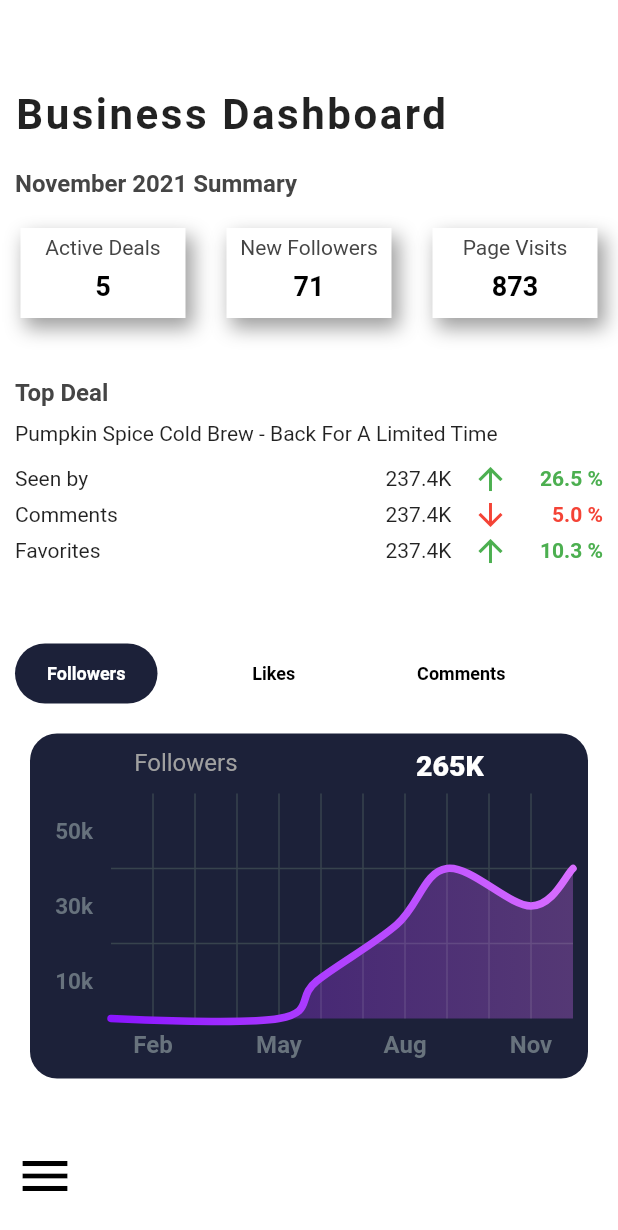
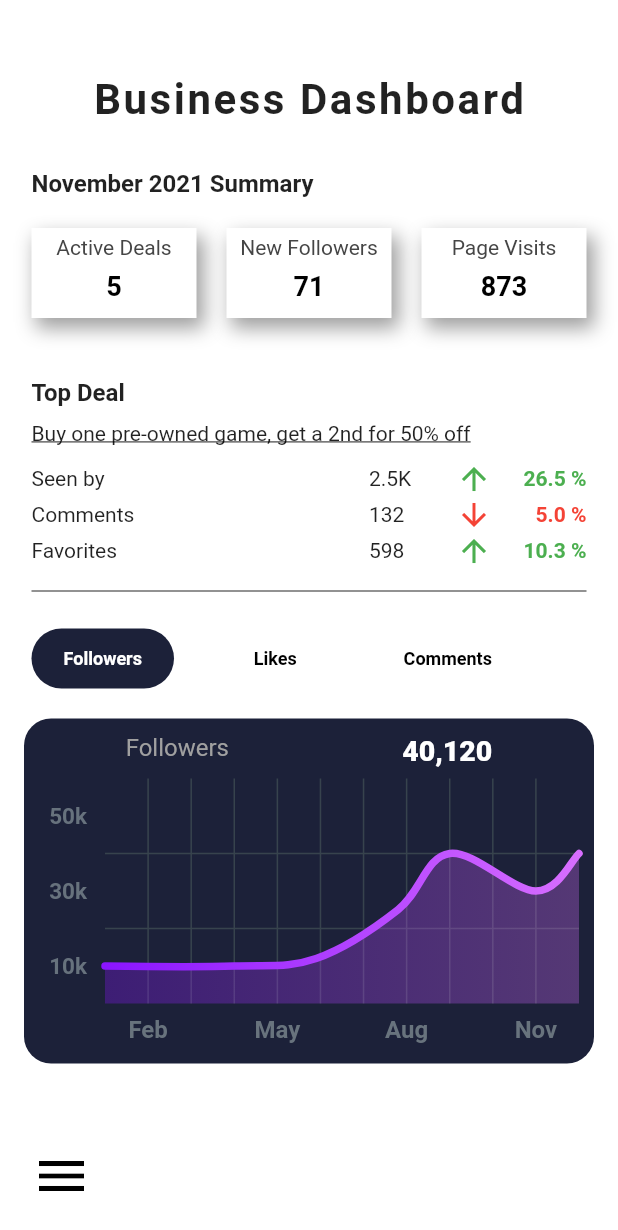
Before and after one commit to rnewso4/Project-Lowkey, a Flutter app: the AnalyticsPage screen opened directly, on a phone screen of 412 x 824 dp. Shown: the top 1230 px of the screen. Run offline on Flutter 3.47's test engine with Material 2 defaults, Android fonts, the phone set to English and light mode, and no system bars; drawn by our look-alikes of fl_chart, overlay_support; our stand-ins replace dots_indicator, email_validator, google_fonts; Roboto replaces fonts that are missing (helvetica).

Commit message:
Changes made to UI

```diff
--- a/lowkey/lib/UI/analytics_page.dart
+++ b/lowkey/lib/UI/analytics_page.dart
@@ -1,5 +1,4 @@
 import 'dart:ui';
-
 import 'package:fl_chart/fl_chart.dart';
 import 'package:flutter/material.dart';
 import '../UI/components/bottom_navbar.dart';
@@ -11,7 +10,7 @@ import '../UI/components/sidebar.dart';
   ];
 
   List graphTitles = <String>['Followers', 'Likes', 'Comments'];
-  List currentGraphMetrics = <String>['265K', '4.5M', '10K'];
+  List currentGraphMetrics = <String>['40,120', '42,140', '20,598'];
   int _index = 0;
 
 
@@ -36,16 +35,17 @@ class _AnalyticsPageState extends State<AnalyticsPage> {
     key: _scaffoldState,
     drawer: const Sidebar(),
     backgroundColor: Colors.white,
-    body: Column(
+    body: Padding(
+      padding: const EdgeInsets.symmetric(horizontal: 11),
+      child: Column(
         children: <Widget>[
           header(),
           Container(
-          padding: const EdgeInsets.only(left: 10, top: 20),
+            padding: const EdgeInsets.only(left: 10, top: 30),
             alignment: Alignment.topLeft,
             child: const Text(
               'November 2021 Summary',
               style: TextStyle(
-              color: Color(0xff454545),
                 fontWeight: FontWeight.bold,
                 fontSize: 16))),
           Padding(
@@ -57,24 +57,28 @@ class _AnalyticsPageState extends State<AnalyticsPage> {
                 topCards('Active Deals', 5),
                 topCards('New Followers', 71),
                 topCards('Page Visits', 873)])),
+         //const Divider(thickness: 1, height: 30, indent: 10, endIndent: 10, color: Color(0xff303030)),
           Container(
             padding: const EdgeInsets.only(left: 10, top: 20),
             alignment: Alignment.topLeft,
             child: const Text(
               'Top Deal',
               style: TextStyle(
-              color: Color(0xff454545),
                 fontWeight: FontWeight.bold,
                 fontSize: 16))),
           Container(
             padding: const EdgeInsets.only(left: 10, top: 10, bottom: 10),
             alignment: Alignment.topLeft,
-          child: const Text('Pumpkin Spice Cold Brew - Back For A Limited Time')),
-        dealStatistics('Seen by', 26.5),
-        dealStatistics('Comments', 5),
-        dealStatistics('Favorites', 10.3),
+            child: const Text(
+              'Buy one pre-owned game, get a 2nd for 50% off',
+              style: TextStyle(decoration: TextDecoration.underline)
+              )),
+          dealStatistics('Seen by', 26.5, '2.5K'),
+          dealStatistics('Comments', 5, '132'),
+          dealStatistics('Favorites', 10.3, '598'),
+          const Divider(thickness: 1, height: 30, indent: 10, endIndent: 10, color: Color(0xff6e6e6e)),
           Container(
-          margin: const EdgeInsets.only(top: 50),
+            margin: const EdgeInsets.only(top: 10),
             height: 40,
             child: ListView.builder(
               scrollDirection: Axis.horizontal,
@@ -88,7 +92,7 @@ class _AnalyticsPageState extends State<AnalyticsPage> {
             decoration: const BoxDecoration(
               borderRadius: BorderRadius.all(Radius.circular(18)),
               color: Color(0xff1C2139)),
-          margin: const EdgeInsets.only(top: 20, right: 20, left: 20),
+            margin: const EdgeInsets.only(top: 20, left: 5, right: 5),
             padding: const EdgeInsets.all(10),
             height: 230,
             child: Column(
@@ -119,7 +123,8 @@ class _AnalyticsPageState extends State<AnalyticsPage> {
               //onIconRightPressed: () {}
             )
           )
-      ])
+        ]),
+    )
     );
   }
 }
@@ -127,7 +132,7 @@ class _AnalyticsPageState extends State<AnalyticsPage> {
 Widget categories(int index) {
   return InkWell(
     child: Container(
-      margin: EdgeInsets.only(right: 30, left: (index == 0) ? 10 : 0),
+      margin: EdgeInsets.only(right: 20, left: (index == 0) ? 10 : 0),
       width: 95,
       decoration: BoxDecoration(
         color: (_index == index) ? const Color(0xff1C2139) : Colors.transparent,
@@ -147,7 +152,7 @@ Widget categories(int index) {
   );
 }
 
-Widget dealStatistics(String title, double percent) {
+Widget dealStatistics(String title, double percent, String metrics) {
   Color _color = (percent > 9) ? Colors.green : Colors.red;
   IconData arrowDirection = (percent > 9) ? Icons.arrow_upward : Icons.arrow_downward;
   return Padding(
@@ -158,9 +163,9 @@ Widget dealStatistics(String title, double percent) {
         Text(title),
         Row(
           children: <Widget>[
-            const SizedBox(
+            SizedBox(
               width: 50,
-              child: Text('237.4K')),
+              child: Text(metrics)),
             const SizedBox(width: 5),
             SizedBox(
               width: 30,
@@ -179,13 +184,13 @@ Widget dealStatistics(String title, double percent) {
 }
 
 Widget header() {
-  return Container(
+  return Align(
+    alignment: Alignment.topCenter,
+    child: Container(
       color: Colors.white,
-    padding: const EdgeInsets.fromLTRB(10, 60, 5, 0),
-    child: Row(
-      mainAxisAlignment: MainAxisAlignment.spaceBetween,
-      children: const <Widget>[
-        Text(
+      padding: const EdgeInsets.only(top: 50),
+      //padding: const EdgeInsets.fromLTRB(10, 60, 5, 0),
+      child: const Text(
         'Business Dashboard',
         style: TextStyle(
           fontSize: 28,
@@ -193,8 +198,7 @@ Widget header() {
           letterSpacing: 1.7
         )
       )
-      ]
-    )
+    ),
   );
 }
 
@@ -236,16 +240,16 @@ Widget topCards(String title, int metrics) {
 Widget businessChart() {
 
    List<FlSpot> followerDataPoints = const [
-    FlSpot(0, 0), FlSpot(4, 0), FlSpot(4.9, 1), FlSpot(6.8, 2.5),
+    FlSpot(0, 1), FlSpot(3, 1), FlSpot(4.9, 1.2), FlSpot(6.8, 2.5),
     FlSpot(8, 4), FlSpot(10, 3), FlSpot(11, 4)
   ];
   List<FlSpot> likesDataPoints = const [
-    FlSpot(0, 4), FlSpot(3, 3.2), FlSpot(4.3, 3.25), FlSpot(6.8, 0),
-    FlSpot(8, 0.4), FlSpot(10, 3), FlSpot(11, 4)
+    FlSpot(0, 4), FlSpot(3, 3.2), FlSpot(4.3, 3.25), FlSpot(6.8, 1),
+    FlSpot(8, 0.4), FlSpot(10, 3), FlSpot(11, 4.2)
   ];
   List<FlSpot>commentsDataPoints = const [
-    FlSpot(0, 3), FlSpot(3, 3.2), FlSpot(4.3, 3.25), FlSpot(6.8, 2.87),
-    FlSpot(8, 2.9), FlSpot(10, 3.56), FlSpot(11, 4)
+    FlSpot(0, 2), FlSpot(3, 2.2), FlSpot(4.3, 2.25), FlSpot(6.8, 1.87),
+    FlSpot(8, 1.9), FlSpot(10, 2.56), FlSpot(11, 2.5)
   ];
   List spots = [followerDataPoints, likesDataPoints, commentsDataPoints];
 
--- a/lowkey/lib/UI/business_page.dart
+++ b/lowkey/lib/UI/business_page.dart
@@ -7,8 +7,7 @@ import '../UI/components/sidebar.dart';
 
 class BusinessPage extends StatefulWidget {
   final bool? showBackButton;
-  final bool? isOwner;
-  const BusinessPage({Key? key, this.showBackButton, this.isOwner}) : super(key: key);
+  const BusinessPage({Key? key, this.showBackButton}) : super(key: key);
   @override
   _BusinessPageState createState() => _BusinessPageState();
 }
@@ -71,7 +70,6 @@ class _BusinessPageState extends State<BusinessPage> {
                 const DealsComponent()])),
           header(context, widget.showBackButton),
           BottomNavbar(
-            iconRight: (widget.isOwner == true) ? Icons.edit : null,
             backgroundColor: Colors.white,
             onMenuPressed: () => _scaffoldState.currentState?.openDrawer()
           )
--- a/lowkey/lib/UI/components/global.dart
+++ b/lowkey/lib/UI/components/global.dart
@@ -3,3 +3,5 @@ library my_project.global;
 int swipeIndex = 0;
 int swipePageColorIndex = 0;
 bool isManager = false;
+bool deleteCards = false;
+int numOfDeals = 3;
--- a/lowkey/lib/UI/components/sidebar.dart
+++ b/lowkey/lib/UI/components/sidebar.dart
@@ -1,11 +1,11 @@
 import 'package:flutter/material.dart';
 import 'package:lowkey/UI/analytics_page.dart';
-import 'package:lowkey/UI/business_page.dart';
 import 'package:lowkey/UI/components/logo_style.dart';
 import 'package:lowkey/UI/homepage_list.dart';
 import 'package:lowkey/UI/homepage_swipe.dart';
 import 'package:lowkey/UI/login.dart';
 import 'package:lowkey/UI/search_businesses.dart';
+import '../your_page.dart';
 import 'global.dart' as global;
 import 'page_transition.dart';
 
@@ -77,7 +77,7 @@ Widget tiles(BuildContext context, int index) {
     icons.insert(0, Icons.dashboard);
     icons.insert(1, Icons.business);
     onClick.insert(0, const AnalyticsPage());
-    onClick.insert(1, const BusinessPage(isOwner: true));
+    onClick.insert(1, const YourPage());
   }
 
   return GestureDetector(
--- a/lowkey/lib/UI/create_business_page.dart
+++ b/lowkey/lib/UI/create_business_page.dart
@@ -145,6 +145,6 @@ categories(int index) {
 onSubmit(BuildContext context, GlobalKey<FormState> _formKey) {
    if (_formKey.currentState!.validate()) {
      Navigator.push( context,
-      MaterialPageRoute(builder: (context) => const CreateNew(/*hasDeals: false*/)));
+      MaterialPageRoute(builder: (context) => const CreateNew(hasDeals: false)));
    }
 }
--- a/lowkey/lib/UI/login.dart
+++ b/lowkey/lib/UI/login.dart
@@ -39,6 +39,7 @@ class _LoginState extends State<Login> {
   @override
   Widget build(BuildContext context) {
     return Scaffold(
+      resizeToAvoidBottomInset: false,
       backgroundColor: Colors.white,
       body: Padding(
         padding: const EdgeInsets.only(top: 100),
@@ -129,7 +130,7 @@ class _LoginState extends State<Login> {
             GestureDetector(
               onTap: () => Navigator.of(context).push(MaterialPageRoute(builder: (context)=> const ForgotPassword())),
               child: Container(
-                padding: const EdgeInsets.only(top: 30, right: 50),
+                padding: const EdgeInsets.only(top: 50, right: 50),
                 alignment: Alignment.topRight,
                 child: const Text(
                   'Forgot your password?',
--- a/lowkey/lib/create_new_business.dart
+++ b/lowkey/lib/create_new_business.dart
@@ -1,5 +1,5 @@
 import 'package:flutter/material.dart';
-import 'components/app_icons.dart';
+import 'UI/components/app_icons.dart';
 
 final List<String> _buttonText = [
   'Add new event',
--- a/lowkey/lib/main.dart
+++ b/lowkey/lib/main.dart
@@ -1,4 +1,6 @@
 import 'package:flutter/material.dart';
+import 'package:lowkey/UI/analytics_page.dart';
+import 'package:lowkey/UI/your_page.dart';
 import 'package:overlay_support/overlay_support.dart';
 import 'UI/login.dart';
 
@@ -13,11 +15,12 @@ class MyApp extends StatelessWidget {
   Widget build(BuildContext context) {
     return OverlaySupport(
       child: MaterialApp(
+        debugShowCheckedModeBanner: false,
         title: 'Lowkey',
         theme: ThemeData(
           primarySwatch: Colors.grey,
         ),
-        home: const Login()
+        home: const YourPage()
       ),
     );
   }
--- a/lowkey/pubspec.yaml
+++ b/lowkey/pubspec.yaml
@@ -36,6 +36,7 @@ flutter:
     - lib/assets/starbucks.jpg
     - lib/assets/officiallogo.png
     - lib/assets/officiallogo2.png
+    - lib/assets/playerverse_logo.png
   uses-material-design: true
 
   fonts:
```
Also changed, not shown: lowkey/lib/UI/components/business_comps.dart (+37 -10 lines), lowkey/lib/UI/create_new.dart (+7 -2 lines), lowkey/lib/UI/your_page.dart (added, +124 -0 lines), lowkey/lib/assets/playerverse_logo.png (added), 2 other files. Lines whose indentation alone changed are shown as unchanged.
